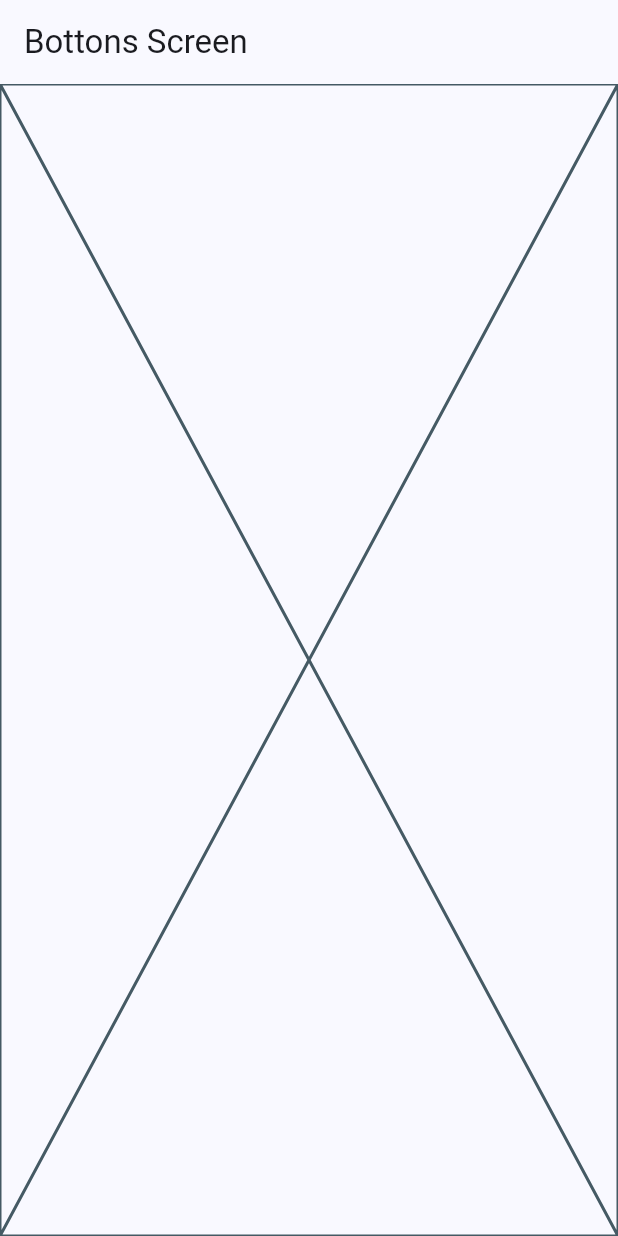
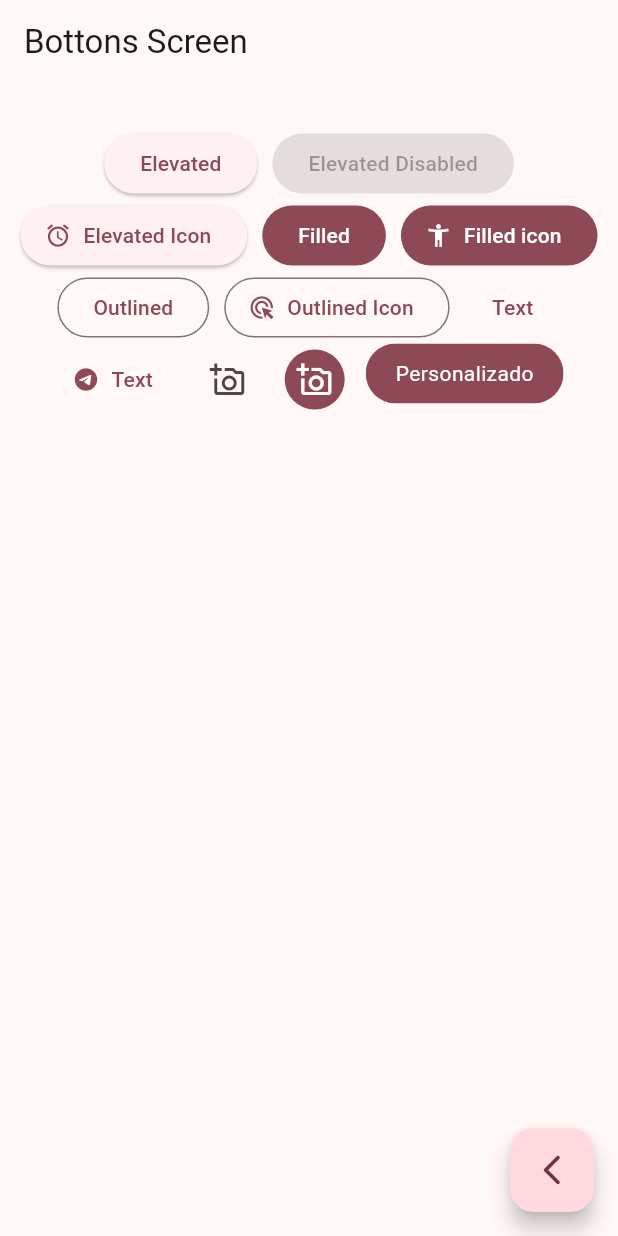
Before and after one commit to cykill00/prueba, a Flutter app: the BottonsScreen screen opened by its route, on a phone screen of 412 x 824 dp. Run offline on Flutter 3.47's test engine with Material 2 defaults, Android fonts, the phone set to English and light mode, and no system bars; our stand-ins replace go_router.

Commit message:
Buttons screen finish

```diff
--- a/lib/main.dart
+++ b/lib/main.dart
@@ -12,7 +12,7 @@ class MyApp extends StatelessWidget {
     return MaterialApp.router(
       routerConfig: appRouter,
       debugShowCheckedModeBanner: false,
-      theme: AppTheme(selectedColor: 6).getTheme(),
+      theme: AppTheme(selectedColor: 4).getTheme(),
       title: 'Material App',
 
     );
--- a/lib/presentation/screens/bottons_screen.dart
+++ b/lib/presentation/screens/bottons_screen.dart
@@ -1,5 +1,5 @@
 import 'package:flutter/material.dart';
-
+import 'package:go_router/go_router.dart';
 
 class BottonsScreen extends StatelessWidget {
   const BottonsScreen({super.key});
@@ -10,7 +10,83 @@ class BottonsScreen extends StatelessWidget {
       appBar: AppBar(
         title: const Text('Bottons Screen'),
       ),
-      body: const Placeholder(),
+      body: const _ButtonView(),
+      floatingActionButton: FloatingActionButton(
+        onPressed: () {
+          context.pop();
+        },
+        child: const Icon(Icons.arrow_back_ios_new_rounded),
+      ),
     );
   }
 }
+
+class _ButtonView extends StatelessWidget {
+  const _ButtonView();
+
+  @override
+  Widget build(BuildContext context) {
+
+    final colors = Theme.of(context).colorScheme;
+
+    return SizedBox(
+      width: double.infinity,
+      child: Padding(
+        padding: const EdgeInsets.symmetric(horizontal: 10.0, vertical: 29.0),
+        child: Wrap(
+          alignment: WrapAlignment.center,
+          spacing: 10,
+          children: [
+            ElevatedButton(onPressed: () {}, child: const Text('Elevated')),
+            const ElevatedButton(onPressed: null, child: Text('Elevated Disabled')),
+            ElevatedButton.icon(
+              onPressed: () {},
+              icon: const Icon(Icons.access_alarm_rounded),
+              label:  const Text('Elevated Icon')),
+            FilledButton(onPressed: () {}, child: const Text('Filled')),
+            FilledButton.icon(onPressed: () {}, icon: const Icon(Icons.accessibility_new_outlined), label: const Text('Filled icon'),),
+            OutlinedButton(onPressed: (){}, child: const Text('Outlined')),
+            OutlinedButton.icon(onPressed: (){}, icon: const Icon(Icons.ads_click_outlined), label: const Text('Outlined Icon'),),
+            TextButton(onPressed: (){}, child: const Text('Text')),
+            TextButton.icon(onPressed: (){}, icon: const Icon(Icons.telegram_rounded), label: const Text('Text')),
+            IconButton(onPressed: (){},
+            icon: const Icon(Icons.add_a_photo_outlined)),
+            IconButton(onPressed: (){},
+            icon: const Icon(Icons.add_a_photo_outlined),
+            style: ButtonStyle(
+              backgroundColor: MaterialStatePropertyAll(colors.primary),
+              iconColor: const MaterialStatePropertyAll(Colors.white),
+            ),
+            ),
+            const CustomButton(),
+
+          ],
+        ),
+      ),
+    );
+  }
+}
+
+class CustomButton extends StatelessWidget {
+  const CustomButton({super.key});
+
+  @override
+  Widget build(BuildContext context) {
+
+    final colors = Theme.of(context).colorScheme;
+
+    return ClipRRect(
+      borderRadius: BorderRadius.circular(20),
+      child: Material(
+        color: colors.primary,
+        child: InkWell(
+          onTap: (){},
+          child: const Padding(
+            padding: EdgeInsets.symmetric(horizontal: 20, vertical: 10),
+            child: Text('Personalizado', style: TextStyle(color: Colors.white),),
+          ),
+        ),
+      ),
+    );
+  }
+}
```
